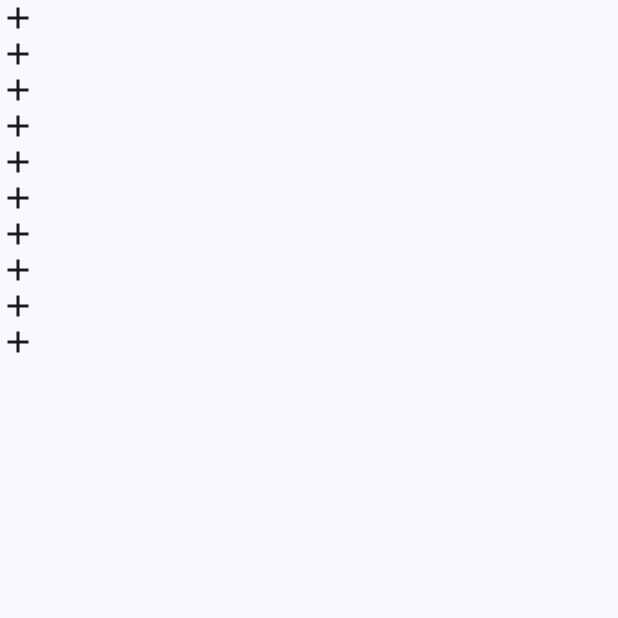
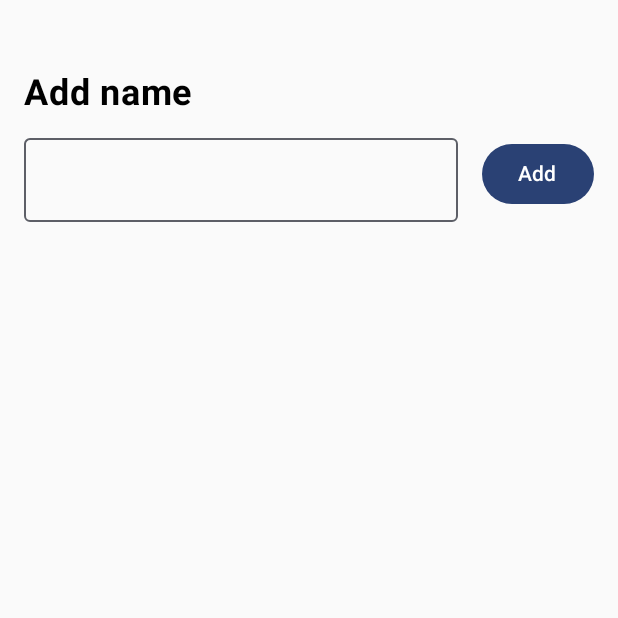
Before and after one commit to Aiteam55/firstKotlinApp, an Android app built with Jetpack Compose: the screen it shows after launch (MainActivity), on a phone screen of 412 x 824 dp, the top half of it. Run offline under Robolectric (Android 15) with nearby library versions, the phone set to English and light mode, and no system bars.

Commit message:
Simple add name app

```diff
--- a/app/src/main/java/com/aiteam/firstkotlinapp/MainActivity.kt
+++ b/app/src/main/java/com/aiteam/firstkotlinapp/MainActivity.kt
@@ -4,27 +4,28 @@ import android.os.Bundle
 import androidx.activity.ComponentActivity
 import androidx.activity.compose.setContent
 import androidx.activity.enableEdgeToEdge
-import androidx.compose.foundation.Image
-import androidx.compose.foundation.background
-import androidx.compose.foundation.layout.Arrangement
 import androidx.compose.foundation.layout.Column
+import androidx.compose.foundation.layout.Row
+import androidx.compose.foundation.layout.Spacer
 import androidx.compose.foundation.layout.fillMaxSize
+import androidx.compose.foundation.layout.fillMaxWidth
 import androidx.compose.foundation.layout.padding
-import androidx.compose.foundation.layout.size
+import androidx.compose.foundation.layout.width
 import androidx.compose.foundation.lazy.LazyColumn
 import androidx.compose.foundation.lazy.items
-import androidx.compose.material.icons.Icons
-import androidx.compose.material.icons.filled.Add
-import androidx.compose.material3.Icon
-import androidx.compose.material3.Scaffold
+import androidx.compose.material3.Button
+import androidx.compose.material3.Divider
+import androidx.compose.material3.OutlinedTextField
 import androidx.compose.material3.Text
 import androidx.compose.runtime.Composable
-import androidx.compose.ui.Alignment
+import androidx.compose.runtime.getValue
+import androidx.compose.runtime.mutableStateOf
+import androidx.compose.runtime.remember
+import androidx.compose.runtime.setValue
 import androidx.compose.ui.Modifier
-import androidx.compose.ui.graphics.Color
-import androidx.compose.ui.res.painterResource
-import androidx.compose.ui.tooling.preview.Preview
+import androidx.compose.ui.text.font.FontWeight
 import androidx.compose.ui.unit.dp
+import androidx.compose.ui.unit.sp
 import com.aiteam.firstkotlinapp.ui.theme.FirstKotlinAppTheme
 
 class MainActivity : ComponentActivity() {
@@ -33,11 +34,41 @@ class MainActivity : ComponentActivity() {
         enableEdgeToEdge()
         setContent {
             FirstKotlinAppTheme {
-                Scaffold(modifier = Modifier.fillMaxSize()) { innerPadding ->
-                    Greeting(
-                        name = "Mitia",
-                        modifier = Modifier.padding(innerPadding)
-                    )
+                var name by remember {
+                    mutableStateOf("")
+                }
+                var listName by remember {
+                    mutableStateOf(listOf<String>())
+                }
+                Column(
+                    modifier = Modifier
+                        .fillMaxSize()
+                        .padding(horizontal = 16.dp, vertical = 32.dp)
+                ) {
+                    Title()
+                    Row(
+                        modifier = Modifier
+                            .fillMaxWidth()
+                    ) {
+                        OutlinedTextField(
+                            value = name,
+                            onValueChange = { text ->
+                                name = text
+                            },
+                            modifier = Modifier.weight(1f)
+                        )
+                        Spacer(modifier = Modifier.width(16.dp))
+                        Button(
+                            onClick = {
+                                listName += name
+                                name = ""
+                            }
+                        )
+                        {
+                            Text(text = "Add")
+                        }
+                    }
+                    NameList(listName = listName)
                 }
             }
         }
@@ -45,43 +76,28 @@ class MainActivity : ComponentActivity() {
 }
 
 @Composable
-fun Greeting(name: String, modifier: Modifier = Modifier) {
+fun Title(modifier: Modifier = Modifier) {
+    Text(
+        text = "Add name",
+        fontSize = 24.sp,
+        fontWeight = FontWeight.Bold,
+        modifier = Modifier
+            .fillMaxWidth()
+            .padding(vertical = 16.dp)
+    )
+}
+
+@Composable
+fun NameList(listName: List<String>, modifier: Modifier = Modifier) {
     LazyColumn {
-        items(10) {
-            i -> Icon(imageVector = Icons.Default.Add, contentDescription = null)
+        items(listName) { currentName ->
+            Text(
+                text = currentName,
+                modifier = Modifier
+                    .fillMaxWidth()
+                    .padding(16.dp)
+            )
+            Divider()
         }
     }
-//    Column {
-//        for(i in 1..10) {
-//            Icon(imageVector = Icons.Default.Add, contentDescription = null)
-//        }
-//    }
-//    Image(
-//        painter = painterResource(id = R.drawable.ic_launcher_foreground),
-//        contentDescription = null,
-//        modifier = Modifier.background(Color.Black)
-//    )
-//    Column (
-//        horizontalAlignment = Alignment.CenterHorizontally,
-//        verticalArrangement = Arrangement.Center,
-//        modifier = Modifier
-//            .size(400.dp)
-//    ){
-//        Text(
-//            text = "Hello $name!",
-//            modifier = modifier
-//        )
-//        Text(
-//            text = "Some other text lavalava be",
-//            modifier = modifier
-//        )
-//    }
 }
-
-@Preview(showBackground = true)
-@Composable
-fun GreetingPreview() {
-    FirstKotlinAppTheme {
-        Greeting("Android")
-    }
-}
```
